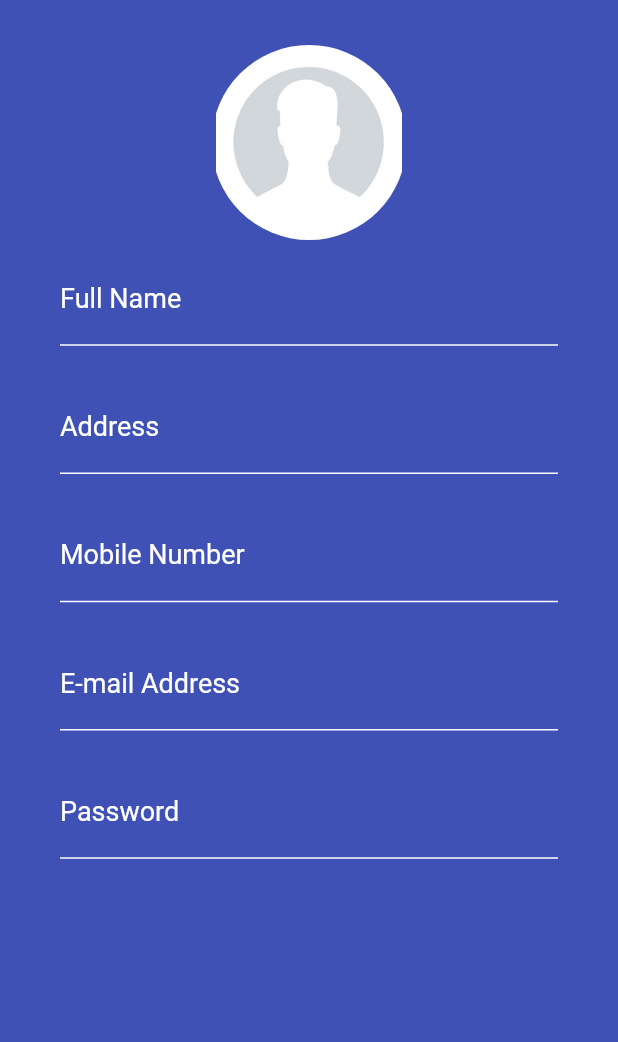
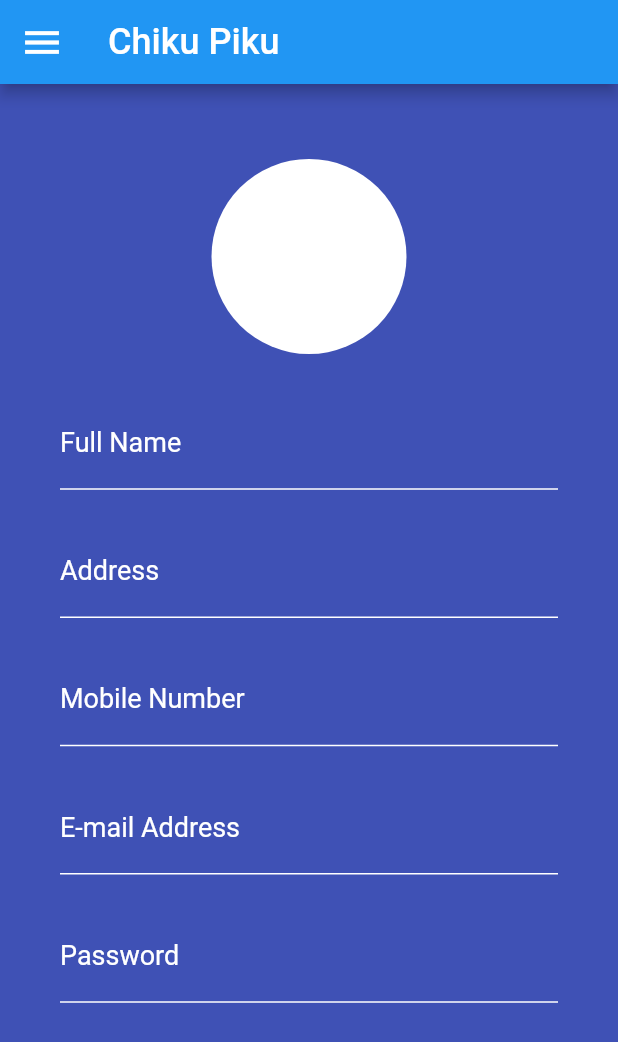
Before and after one commit to ShwetaBurte/chikupiku, a Flutter app: the ProfilePage screen opened directly, on a phone screen of 412 x 824 dp. Shown: the top 1042 px of the screen. Run offline on Flutter 3.47's test engine with Material 2 defaults, Android fonts, the phone set to English and light mode, and no system bars.

Commit message:
Add profile.dart

```diff
--- a/lib/profile/profile.dart
+++ b/lib/profile/profile.dart
@@ -8,12 +8,26 @@ class ProfilePage extends StatelessWidget {
   Widget build(BuildContext context) {
     return Scaffold(
       backgroundColor: Colors.indigo,
+
+      appBar: AppBar(
+        title: Text(
+          "Chiku Piku",
+          style: TextStyle(
+            fontSize: 24,
+          ),
+        ),
+        leading: Icon(
+          Icons.menu,
+          size: 30.0,
+        ),
+      ),
+
       body: SafeArea(
         child: ListView(
           children: <Widget>[
 
             SizedBox(
-              height: 30.0,
+              height: 50.0,
             ),
 
             //Profile Picture
@@ -22,13 +36,17 @@ class ProfilePage extends StatelessWidget {
               height: 130,
               decoration: BoxDecoration(
                 shape: BoxShape.circle,
-                image: DecorationImage(
-                    image: ExactAssetImage('assets/profile.jpg'),
-                    fit: BoxFit.contain,
-                ),
+                color: Colors.white,
+                // image: DecorationImage(
+                //     image: ExactAssetImage('assets/profile.jpg'),
+                //     fit: BoxFit.contain,
+                // ),
               ),
             ),
 
+            SizedBox(
+              height: 20.0,
+            ),
             //Full Name
             Padding(
               padding: EdgeInsets.only(
```
